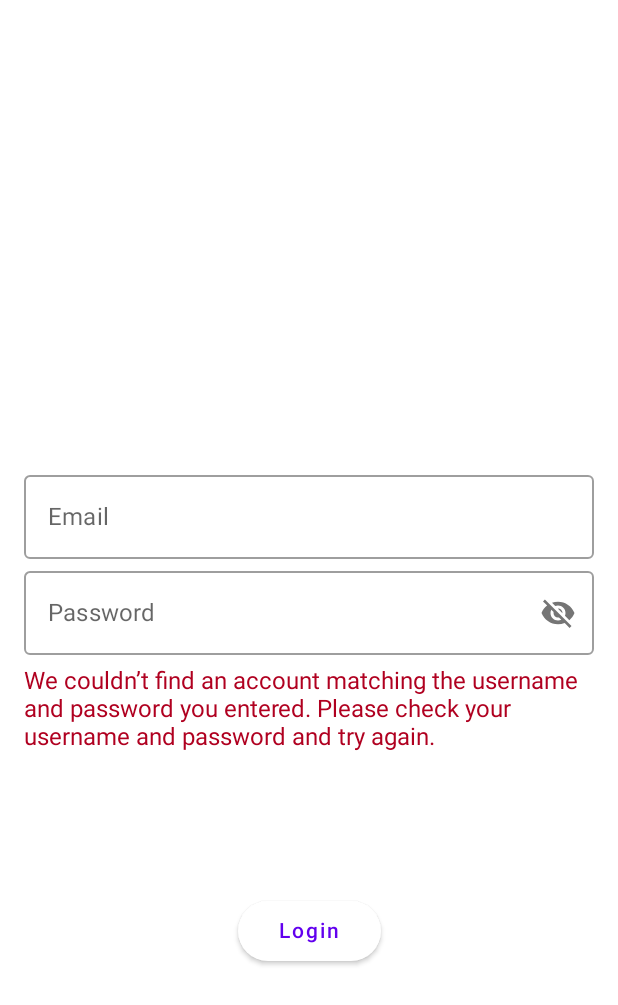
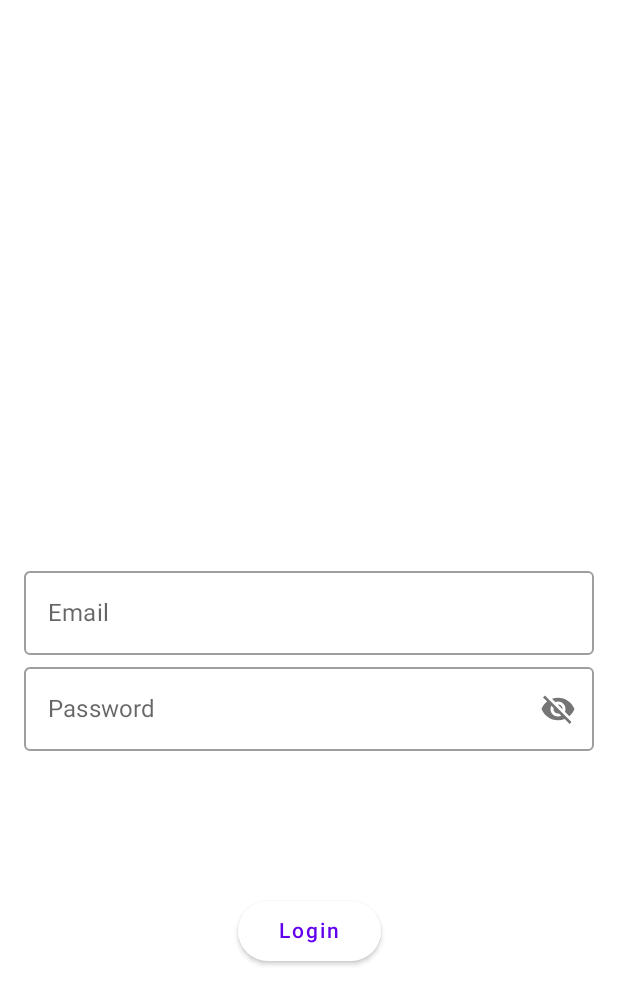
Before and after one commit to Goudurixx/K-Fit, an Android app built with Jetpack Compose: the LoginScreen screen opened through its navigation route, after a tap on "Login", on a phone screen of 412 x 824 dp. Shown: the top 1005 px of the screen. Run offline under Robolectric (Android 15) with nearby library versions, the phone set to English and light mode, and no system bars; our stand-ins replace Dagger/Hilt's generated code, Firebase (no records; nobody signed in at launch, a user with empty details on screens opened directly).

Commit message:
:white_check_mark: Error message is now display on a Toast

```diff
--- a/app/src/main/java/com/example/k_fit/presentation/features/login/LoginScreen.kt
+++ b/app/src/main/java/com/example/k_fit/presentation/features/login/LoginScreen.kt
@@ -1,5 +1,6 @@
 package com.example.k_fit.presentation.features.login
 
+import android.widget.Toast
 import androidx.compose.foundation.background
 import androidx.compose.foundation.gestures.detectTapGestures
 import androidx.compose.foundation.layout.*
@@ -10,6 +11,7 @@ import androidx.compose.runtime.getValue
 import androidx.compose.ui.Alignment
 import androidx.compose.ui.Modifier
 import androidx.compose.ui.input.pointer.pointerInput
+import androidx.compose.ui.platform.LocalContext
 import androidx.compose.ui.platform.LocalFocusManager
 import androidx.compose.ui.text.input.ImeAction
 import androidx.compose.ui.tooling.preview.Preview
@@ -20,7 +22,6 @@ import androidx.navigation.compose.rememberNavController
 import com.example.k_fit.R
 import com.example.k_fit.ScreenRoute
 import com.example.k_fit.presentation.components.CustomButtonComponent
-import com.example.k_fit.presentation.components.CustomErrorMessageComponent
 import com.example.k_fit.presentation.components.CustomInputPasswordComponent
 import com.example.k_fit.presentation.components.CustomInputTextComponent
 
@@ -30,6 +31,7 @@ fun LoginScreen(
 ) {
     val loginState by viewModel.loginState.collectAsState()
     val focusManager = LocalFocusManager.current
+    val context = LocalContext.current
 
     Column(
         verticalArrangement = Arrangement.Bottom,
@@ -54,7 +56,7 @@ fun LoginScreen(
             imeAction = ImeAction.Done,
             onValueChange = { viewModel.updatePassword(it) })
         if (loginState.errorMessage)
-            CustomErrorMessageComponent(errorMessage = R.string.wrong_credential)
+            Toast.makeText(context, R.string.wrong_credential, Toast.LENGTH_SHORT).show()
         Spacer(modifier = Modifier.padding(top = 100.dp))
         CustomButtonComponent(title = "Login") {
             viewModel.login {
--- a/app/src/main/java/com/example/k_fit/presentation/features/login/LoginViewModel.kt
+++ b/app/src/main/java/com/example/k_fit/presentation/features/login/LoginViewModel.kt
@@ -37,6 +37,9 @@ class LoginViewModel @Inject constructor(
         viewModelScope.launch(CoroutineExceptionHandler { _, e ->
             Log.e("Error: ", "Login request failed")
         }) {
+            _loginState.update { currentState ->
+                currentState.copy(errorMessage = false)
+            }
             loginFirebaseUseCase(_loginState.value.email, _loginState.value.password)
                 .catch { e ->
                     Log.e("Firebase Login Error: ", e.message.toString())
--- a/app/src/main/res/values/strings.xml
+++ b/app/src/main/res/values/strings.xml
@@ -6,5 +6,5 @@
     <string name="wrong_email">The email address you entered is not valid.</string>
     <string name="wrong_password">Your password must be at least 6 characters long and must contain A-Z. Lowercase letters: a-z. Numbers: 0-9. Symbols: ~`!</string>
     <string name="empty_form">All field must be filled</string>
-    <string name="wrong_credential">We couldn’t find an account matching the username and password you entered. Please check your username and password and try again.</string>
+    <string name="wrong_credential">The email or password is incorrect. Please try again</string>
 </resources>
```
